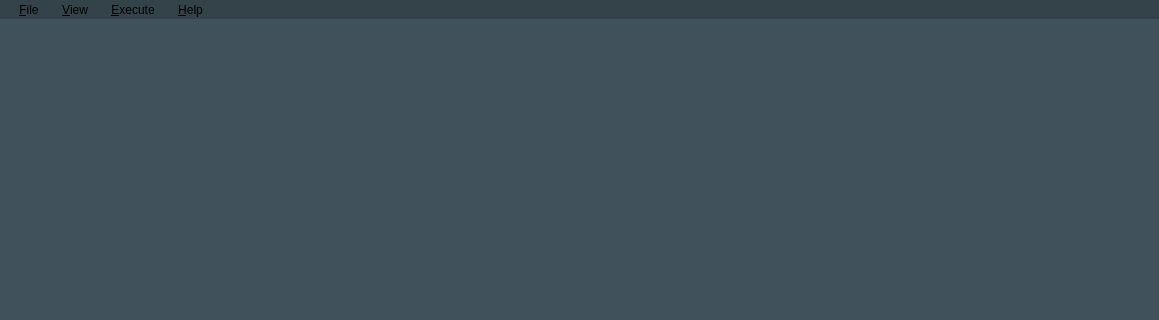
This is TilesetEditor/mainwindow.ui in diegofps/tileset_editor as Qt 5 draws it before an edit; both pictures show x 0 to 1159 and y 0 to 320 of the 1159 by 667 pixel window. The edited form follows.
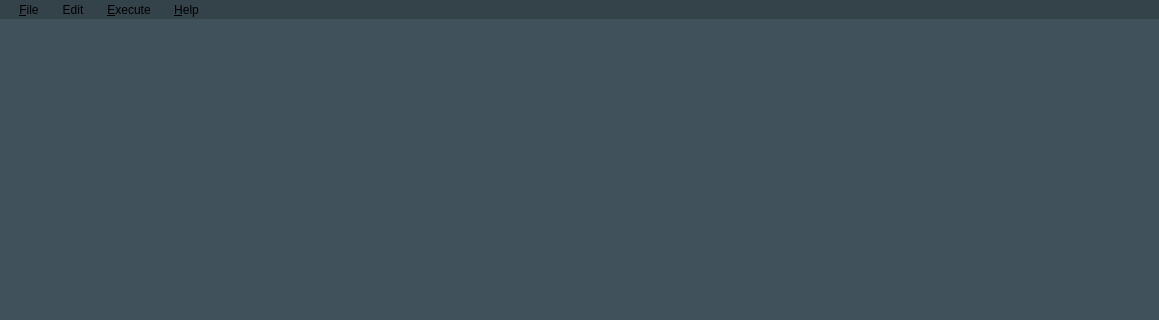
This is the edited form.

Diff of the .ui file:
```diff
--- a/TilesetEditor/mainwindow.ui
+++ b/TilesetEditor/mainwindow.ui
@@ -91,7 +91,7 @@
    </widget>
    <widget class="QMenu" name="menuView">
     <property name="title">
-     <string>&amp;View</string>
+     <string>Edit</string>
     </property>
     <addaction name="action_View_References"/>
     <addaction name="action_View_NextTileUsage"/>
```
Left out of the diff: 9 changed lines with no effect on the pictures.
